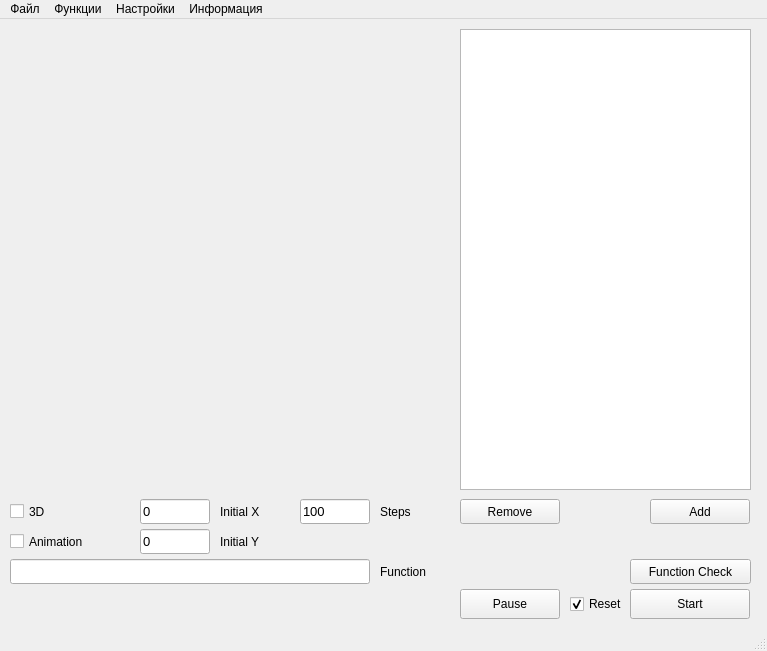
Qt form ui_templates/optimizers_pyqt_ui.ui (EpicDima/Optimizers) before a commit.
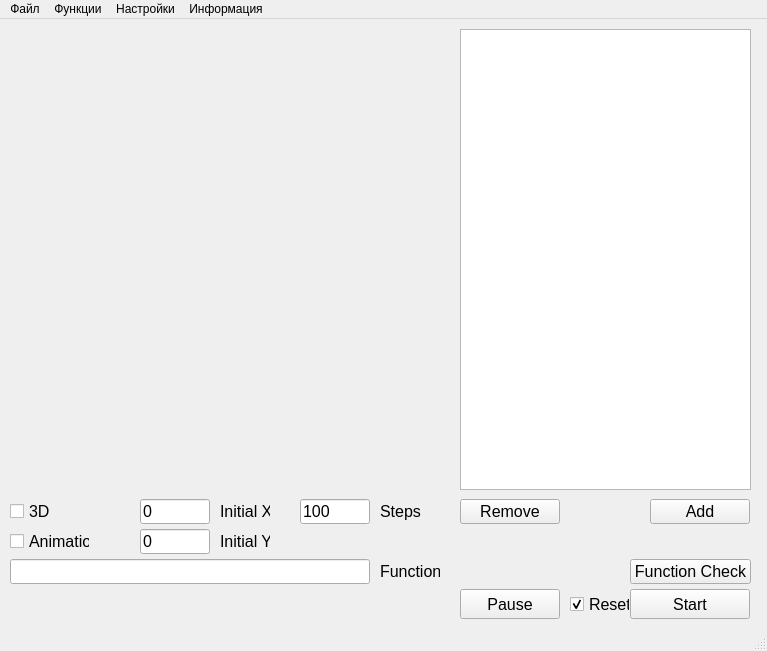
The same form after that commit.

Commit message:
Увеличены шрифты нижних контролов и размер кнопок
Шрифты чекбоксов, подписей, полей ввода и кнопок подняты
с 9-10pt до 12pt в .ui с перегенерацией ui_mainwindow.py,
кнопкам задан минимальный размер 120x32.

Diff of the .ui file:
```diff
--- a/ui_templates/optimizers_pyqt_ui.ui
+++ b/ui_templates/optimizers_pyqt_ui.ui
@@ -61,7 +61,7 @@
     </property>
     <property name="font">
      <font>
-      <pointsize>9</pointsize>
+      <pointsize>12</pointsize>
      </font>
     </property>
     <property name="text">
@@ -79,7 +79,7 @@
     </property>
     <property name="font">
      <font>
-      <pointsize>9</pointsize>
+      <pointsize>12</pointsize>
      </font>
     </property>
     <property name="text">
@@ -97,7 +97,7 @@
     </property>
     <property name="font">
      <font>
-      <pointsize>9</pointsize>
+      <pointsize>12</pointsize>
      </font>
     </property>
     <property name="text">
@@ -115,7 +115,7 @@
     </property>
     <property name="font">
      <font>
-      <pointsize>10</pointsize>
+      <pointsize>12</pointsize>
      </font>
     </property>
     <property name="text">
@@ -133,7 +133,7 @@
     </property>
     <property name="font">
      <font>
-      <pointsize>10</pointsize>
+      <pointsize>12</pointsize>
      </font>
     </property>
     <property name="text">
@@ -151,7 +151,7 @@
     </property>
     <property name="font">
      <font>
-      <pointsize>9</pointsize>
+      <pointsize>12</pointsize>
      </font>
     </property>
     <property name="text">
@@ -169,7 +169,7 @@
     </property>
     <property name="font">
      <font>
-      <pointsize>9</pointsize>
+      <pointsize>12</pointsize>
      </font>
     </property>
     <property name="text">
@@ -187,7 +187,7 @@
     </property>
     <property name="font">
      <font>
-      <pointsize>10</pointsize>
+      <pointsize>12</pointsize>
      </font>
     </property>
     <property name="text">
@@ -205,7 +205,7 @@
     </property>
     <property name="font">
      <font>
-      <pointsize>9</pointsize>
+      <pointsize>12</pointsize>
      </font>
     </property>
     <property name="text">
@@ -226,7 +226,7 @@
     </property>
     <property name="font">
      <font>
-      <pointsize>9</pointsize>
+      <pointsize>12</pointsize>
      </font>
     </property>
     <property name="text">
@@ -296,7 +296,7 @@
     </property>
     <property name="font">
      <font>
-      <pointsize>9</pointsize>
+      <pointsize>12</pointsize>
      </font>
     </property>
     <property name="text">
@@ -314,7 +314,7 @@
     </property>
     <property name="font">
      <font>
-      <pointsize>9</pointsize>
+      <pointsize>12</pointsize>
      </font>
     </property>
     <property name="text">
@@ -332,7 +332,7 @@
     </property>
     <property name="font">
      <font>
-      <pointsize>9</pointsize>
+      <pointsize>12</pointsize>
      </font>
     </property>
     <property name="text">
@@ -350,7 +350,7 @@
     </property>
     <property name="font">
      <font>
-      <pointsize>9</pointsize>
+      <pointsize>12</pointsize>
      </font>
     </property>
     <property name="text">
@@ -368,7 +368,7 @@
     </property>
     <property name="font">
      <font>
-      <pointsize>9</pointsize>
+      <pointsize>12</pointsize>
      </font>
     </property>
     <property name="text">
```
Left out of the diff: 2 changed lines with no effect on the pictures. The commit also changes 2 other files.
